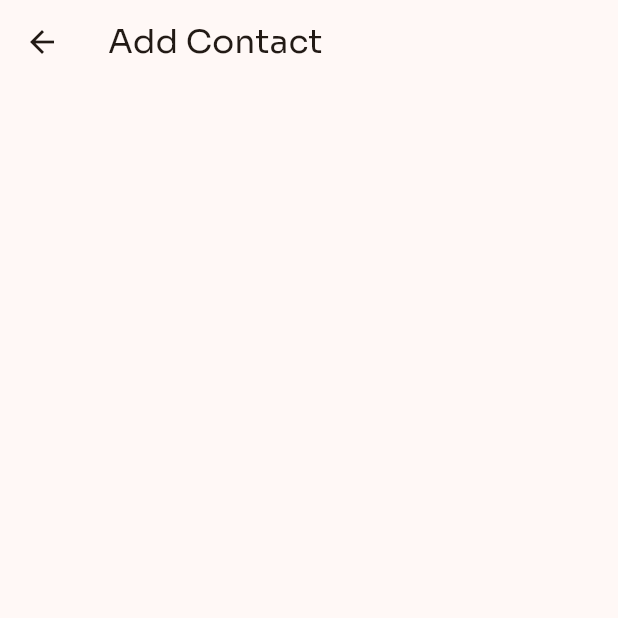
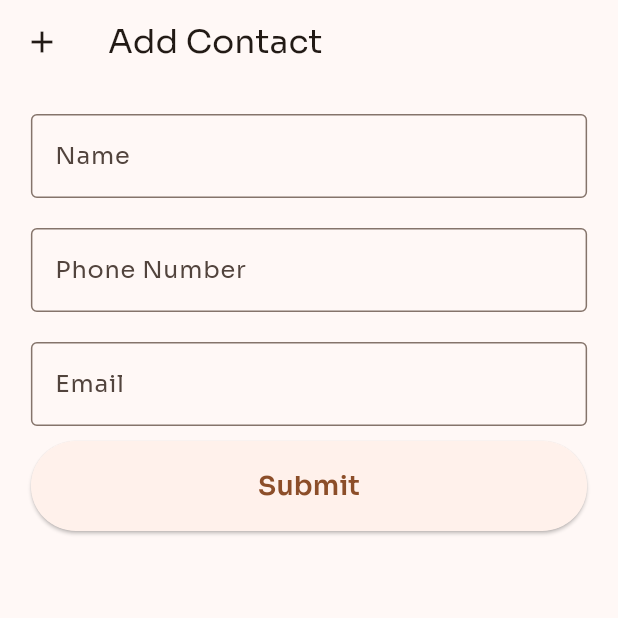
Before and after one commit to hagrasy/contact_app1, a Flutter app: the AddContact screen opened by its route, on a phone screen of 412 x 824 dp, the top half of it. Run offline on Flutter 3.47's test engine with Material 3 defaults, Android fonts, the phone set to English and light mode, and no system bars; our stand-ins replace cloud_firestore, firebase_auth, firebase_core, google_fonts, google_sign_in; accounts and stored records are empty.

Commit message:
add contact page done

```diff
--- a/lib/main.dart
+++ b/lib/main.dart
@@ -1,5 +1,5 @@
 import 'package:contact_app1/firebase_options.dart';
-import 'package:contact_app1/views/contact_page.dart';
+import 'package:contact_app1/views/add_contact_page.dart';
 import 'package:contact_app1/views/home.dart';
 import 'package:contact_app1/views/login_page.dart';
 import 'package:contact_app1/views/signup_page.dart';
--- /dev/null
+++ b/lib/views/add_contact_page.dart
@@ -0,0 +1,96 @@
+import 'package:contact_app1/controllers/auth_services.dart';
+import 'package:contact_app1/controllers/crud_services.dart';
+import 'package:flutter/material.dart';
+
+class AddContact extends StatefulWidget {
+  const AddContact({super.key});
+
+  @override
+  State<AddContact> createState() => _AddContactState();
+}
+
+class _AddContactState extends State<AddContact> {
+  TextEditingController nameController = TextEditingController();
+  TextEditingController emailController = TextEditingController();
+  TextEditingController phoneController = TextEditingController();
+
+  final GlobalKey<FormState> formKey = GlobalKey<FormState>();
+  @override
+  Widget build(BuildContext context) {
+    return Scaffold(
+        appBar: AppBar(
+          title: const Text("Add Contact"),
+          leading: const Icon(Icons.add),
+        ),
+        body: SingleChildScrollView(
+          child: Form(
+            key: formKey,
+            child: Center(
+              child: Column(children: [
+                const SizedBox(
+                  height: 20,
+                ),
+                SizedBox(
+                    width: MediaQuery.of(context).size.width * .9,
+                    child: TextFormField(
+                      validator: (value) =>
+                          value!.isEmpty ? "Name cannot be empty." : null,
+                      controller: nameController,
+                      decoration: const InputDecoration(
+                          border: OutlineInputBorder(), label: Text("Name")),
+                    )),
+                const SizedBox(
+                  height: 20,
+                ),
+                SizedBox(
+                    width: MediaQuery.of(context).size.width * .9,
+                    child: TextFormField(
+                      validator: (value) =>
+                          value!.isEmpty ? "Phone cannot be empty." : null,
+                      controller: phoneController,
+                      decoration: const InputDecoration(
+                          border: OutlineInputBorder(),
+                          label: Text("Phone Number")),
+                    )),
+                const SizedBox(
+                  height: 20,
+                ),
+                SizedBox(
+                    width: MediaQuery.of(context).size.width * .9,
+                    child: TextFormField(
+                      validator: (value) =>
+                          value!.isEmpty ? "Email cannot be empty." : null,
+                      controller: emailController,
+                      decoration: const InputDecoration(
+                          border: OutlineInputBorder(), label: Text("Email")),
+                    )),
+                const SizedBox(
+                  height: 10,
+                ),
+                SizedBox(
+                    height: 60,
+                    width: MediaQuery.of(context).size.width * .9,
+                    child: ElevatedButton(
+                        onPressed: () {
+                          if (formKey.currentState!.validate()) {
+                            CRUDService().addNewContact(
+                              nameController.text,
+                              phoneController.text,
+                              emailController.text,
+                            );
+                            Navigator.pop(context);
+                          }
+                        },
+                        child: const Text(
+                          "Submit",
+                          style: TextStyle(
+                            fontSize: 18,
+                            fontWeight: FontWeight.w600,
+                          ),
+                        ))),
+              ]),
+            ),
+          ),
+        ));
+  }
+}
--- a/lib/views/contact_page.dart
+++ /dev/null
@@ -1,21 +0,0 @@
-import 'package:flutter/foundation.dart';
-import 'package:flutter/material.dart';
-
-class AddContact extends StatefulWidget {
-  const AddContact({super.key});
-
-  @override
-  State<AddContact> createState() => _AddContactState();
-}
-
-class _AddContactState extends State<AddContact> {
-  @override
-  Widget build(BuildContext context) {
-    return   Scaffold(
-
-appBar:  AppBar(title: const Text("Add Contact"),),
-
-
-    );
-  }
-}
```
Also changed, not shown: lib/controllers/crud_services.dart (+11 -0 lines), lib/views/home.dart (+32 -0 lines).
